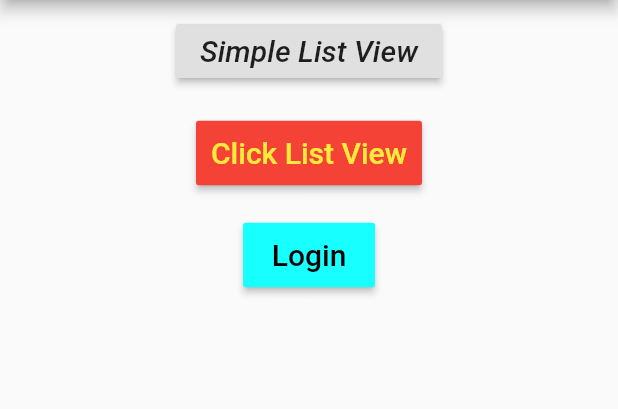
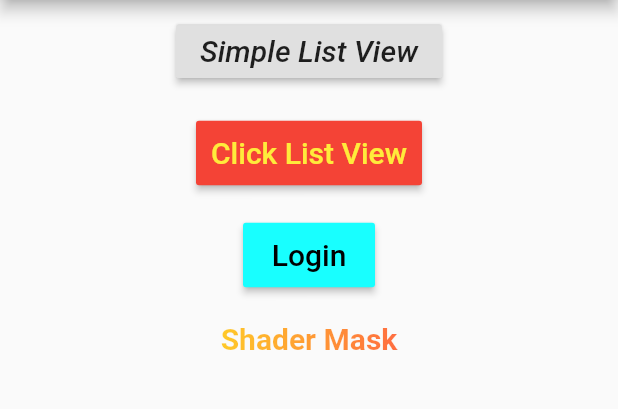
Before and after one commit to mouryaavadhesh/flutterpublicapp, a Flutter app: the screen it shows after launch, on a phone screen of 412 x 824 dp, the part 84-493 px from its top. Run offline on Flutter 3.47's test engine with Material 2 defaults, Android fonts, the phone set to English and light mode, and no system bars; our stand-ins replace google_fonts.

Commit message:
ShaderMask Flutter Widget

```diff
--- a/flutterpublicapp-master/flutterpublicapp-master/lib/main.dart
+++ b/flutterpublicapp-master/flutterpublicapp-master/lib/main.dart
@@ -134,6 +134,20 @@ class _MyHomePageState extends State<MyHomePage> {
                           style: TextStyle(fontSize: 20),
                           textAlign: TextAlign.start),
                     ),
+                    Padding(padding: EdgeInsets.all(10),),
+                    ShaderMask(
+                      //Use when applying he shader to the child
+                      blendMode: BlendMode.srcATop,
+                      shaderCallback: (Rect bound){
+                        return LinearGradient(
+                            colors: <Color>[Colors.amber,Colors.deepOrange]
+                        ).createShader(bound);
+                      },
+                      child: Text('Shader Mask',
+                          style: TextStyle(fontSize: 20,fontWeight: FontWeight.bold),
+                          textAlign: TextAlign.start),
+                    ),
+
                   ],
                 ),
               )),
```
Also changed, not shown: 1 other file.
